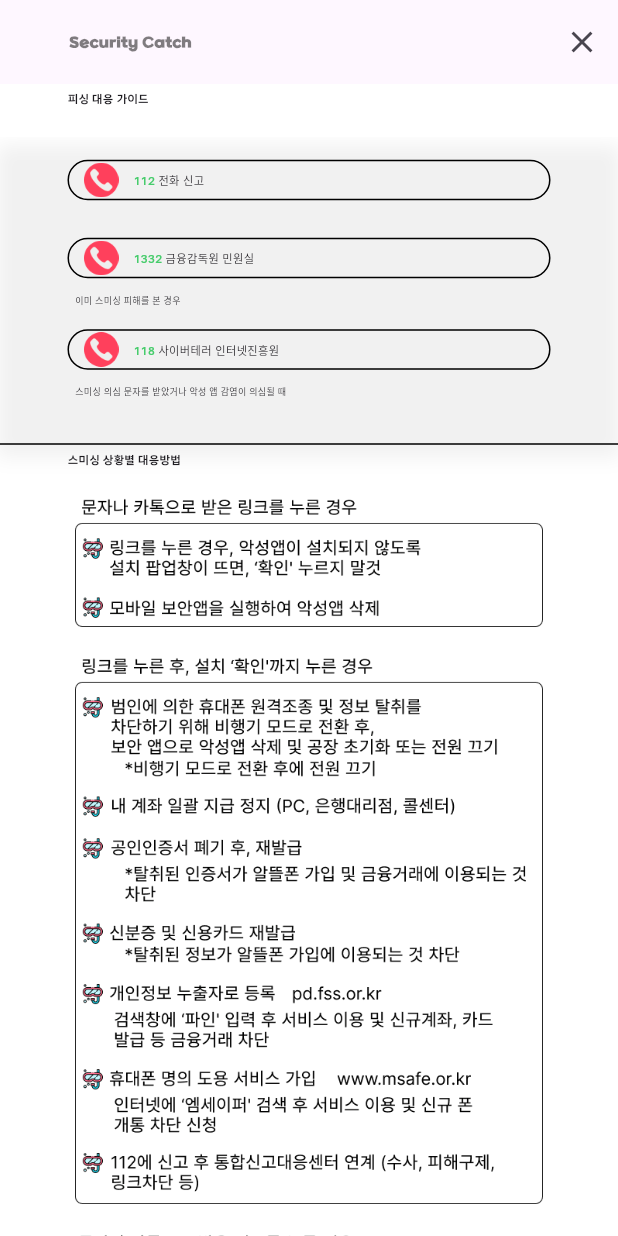
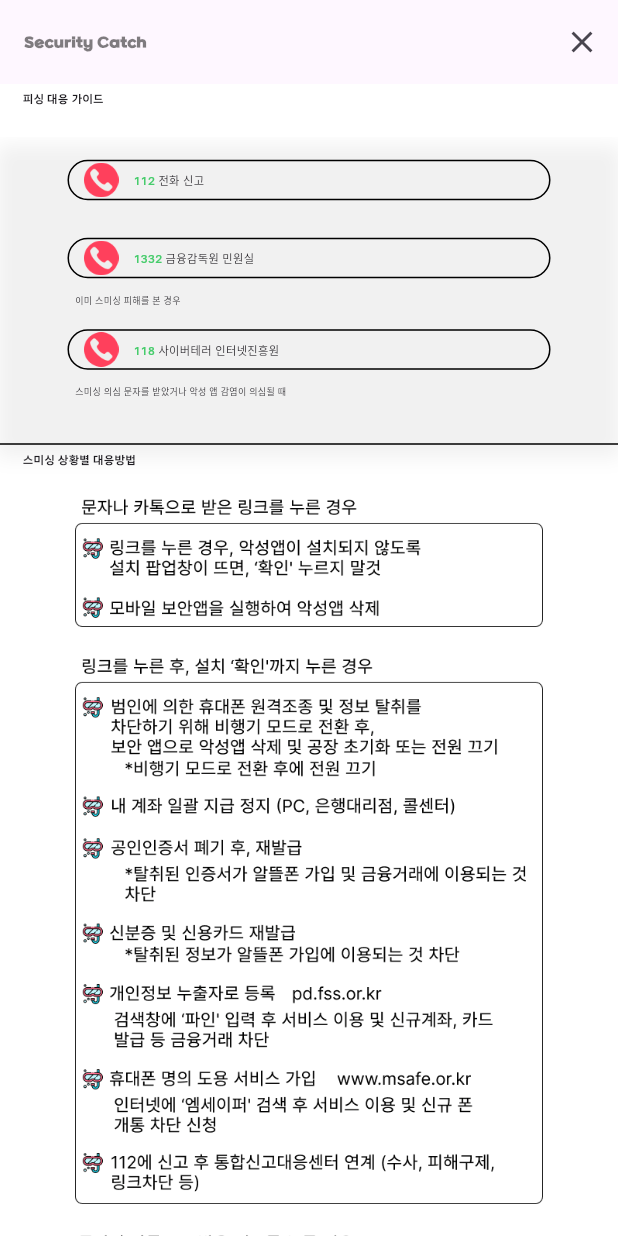
Before and after one commit to Security-Catch/secat_front, a Flutter app: the GuidePage screen opened directly, on a phone screen of 412 x 824 dp. Run offline on Flutter 3.47's test engine with Material 3 defaults, Android fonts, the phone set to English and light mode, and no system bars; our stand-ins replace device_info_plus, flutter_local_notifications, get, shared_preferences, timezone; missing offline and left inert: flutter_background_service, flutter_background_service_android, telephony; accounts and stored records are empty.

Commit message:
detailPage modified

```diff
--- a/lib/src/widget/common/appBarArea.dart
+++ b/lib/src/widget/common/appBarArea.dart
@@ -11,8 +11,7 @@ class appBarArea extends StatelessWidget implements PreferredSizeWidget {
 
     return AppBar(
       title: Container(
-        padding:
-            const EdgeInsets.only(left: 30, right: 30, top: 10, bottom: 10),
+        padding: const EdgeInsets.only(right: 30, top: 10, bottom: 10),
         // decoration: BoxDecoration(
         //   // color: const Color.fromRGBO(0, 0, 0, 0.5),
         //   borderRadius: BorderRadius.circular(30),
--- a/lib/src/widget/common/pageTitle.dart
+++ b/lib/src/widget/common/pageTitle.dart
@@ -9,7 +9,7 @@ class pageTitle extends StatelessWidget {
   Widget build(BuildContext context) {
     return Container(
       margin: EdgeInsets.only(
-          top: MediaQuery.of(context).devicePixelRatio * 3, left: 45),
+          top: MediaQuery.of(context).devicePixelRatio * 3, left: 15),
       child: Text(
         title,
         style: TextStyle(
```
